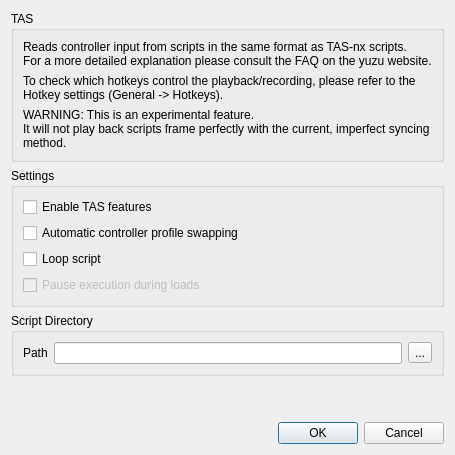
QuantumGhost/yuzu, file src/yuzu/configuration/configure_tas.ui: the form before one commit.
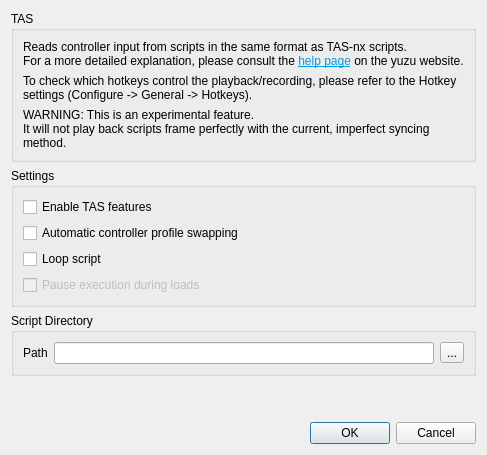
The form after the commit.

```diff
--- a/src/yuzu/configuration/configure_tas.ui
+++ b/src/yuzu/configuration/configure_tas.ui
@@ -14,14 +14,14 @@
         <item row="0" column="0" colspan="4">
          <widget class="QLabel" name="label_1">
           <property name="text">
-           <string>Reads controller input from scripts in the same format as TAS-nx scripts.&lt;br/&gt;For a more detailed explanation please consult the FAQ on the yuzu website.</string>
+           <string>&lt;html&gt;&lt;head/&gt;&lt;body&gt;&lt;p&gt;Reads controller input from scripts in the same format as TAS-nx scripts.&lt;br/&gt;For a more detailed explanation, please consult the &lt;a href=&quot;https://yuzu-emu.org/help/feature/tas/&quot;&gt;&lt;span style=&quot; text-decoration: underline; color:#039be5;&quot;&gt;help page&lt;/span&gt;&lt;/a&gt; on the yuzu website.&lt;/p&gt;&lt;/body&gt;&lt;/html&gt;</string>
           </property>
          </widget>
         </item>
         <item row="1" column="0" colspan="4">
          <widget class="QLabel" name="label_2">
           <property name="text">
-           <string>To check which hotkeys control the playback/recording, please refer to the Hotkey settings (General -&gt; Hotkeys).</string>
+           <string>To check which hotkeys control the playback/recording, please refer to the Hotkey settings (Configure -&gt; General -&gt; Hotkeys).</string>
           </property>
           <property name="wordWrap">
            <bool>true</bool>
```
